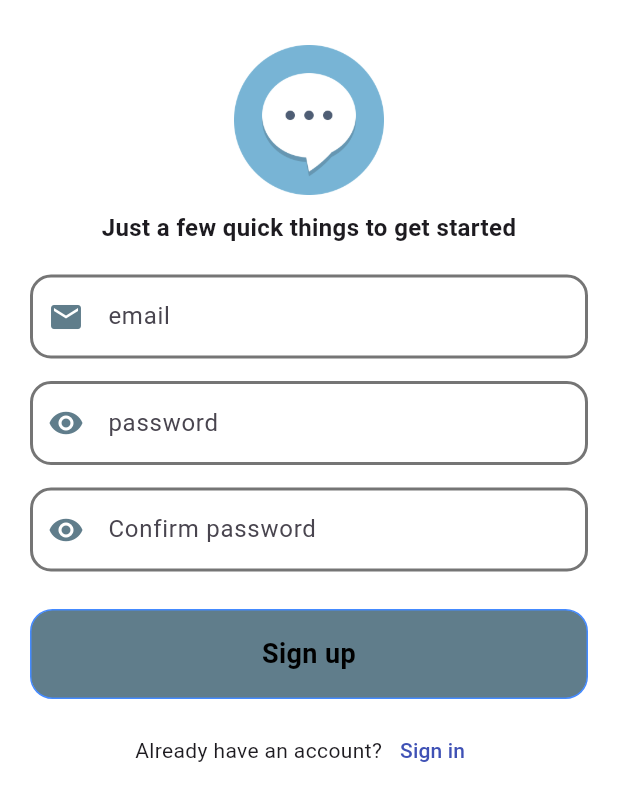
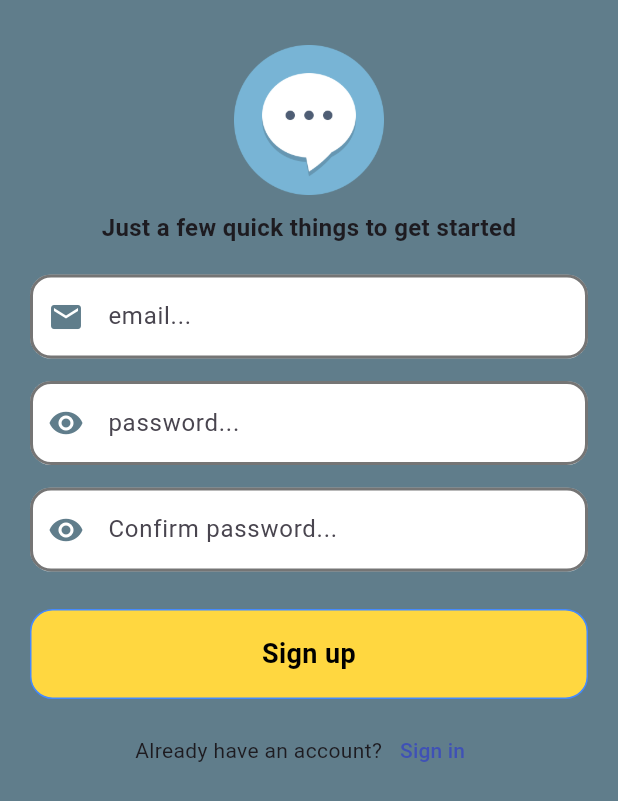
Before and after one commit to alazad214/chatapp, a Flutter app: the screen it shows after launch, on a phone screen of 412 x 824 dp. Shown: the top 801 px of the screen. Run offline on Flutter 3.47's test engine with Material 3 defaults, Android fonts, the phone set to English and light mode, and no system bars; our stand-ins replace cloud_firestore, firebase_auth, firebase_core, get, lottie; accounts and stored records are empty.

Commit message:
modified file added and this project done

```diff
--- a/lib/auth/signup_screen.dart
+++ b/lib/auth/signup_screen.dart
@@ -14,7 +14,7 @@ class SignUp_Screen extends StatelessWidget {
   @override
   Widget build(BuildContext context) {
     return Scaffold(
-      backgroundColor: Colors.white54,
+      backgroundColor: Colors.blueGrey,
       body: SafeArea(
         child: SingleChildScrollView(
           child: Padding(
@@ -41,7 +41,7 @@ class SignUp_Screen extends StatelessWidget {
                   const SizedBox(height: 20),
                   //Textfield--->>
                   Custom_textField(
-                    hinttext: "email",
+                    hinttext: "email...",
                     prefixicon: Icons.email,
                     onchanged: (email) {
                       controller.email.value = email;
@@ -49,7 +49,7 @@ class SignUp_Screen extends StatelessWidget {
                   ),
                   const SizedBox(height: 15),
                   Custom_textField(
-                    hinttext: "password",
+                    hinttext: "password...",
                     prefixicon: Icons.remove_red_eye,
                     obscuretext: true,
                     onchanged: (password) {
@@ -58,7 +58,7 @@ class SignUp_Screen extends StatelessWidget {
                   ),
                   const SizedBox(height: 15),
                   Custom_textField(
-                    hinttext: "Confirm password",
+                    hinttext: "Confirm password...",
                     prefixicon: Icons.remove_red_eye,
                     obscuretext: true,
                     onchanged: (password) {
@@ -69,7 +69,7 @@ class SignUp_Screen extends StatelessWidget {
                   //Sign up Button--->>
                   Custom_Button(
                     text: "Sign up",
-                    color: Colors.blueGrey,
+                    color: Colors.amberAccent,
                     ontap: () {
                       controller.SignUp();
                     },
--- a/lib/screens/splash_screen.dart
+++ b/lib/screens/splash_screen.dart
@@ -22,7 +22,7 @@ class _Splash_ScreenState extends State<Splash_Screen> {
       if (user == null) {
         Get.off(SignUp_Screen());
       } else {
-        Get.offAll( Message_Screen());
+        Get.offAll(Message_Screen());
       }
     });
     super.initState();
--- a/lib/widgets/custom_drawer.dart
+++ b/lib/widgets/custom_drawer.dart
@@ -15,7 +15,7 @@ class Custom_Drawer extends StatelessWidget {
   @override
   Widget build(BuildContext context) {
     return Drawer(
-      backgroundColor: Colors.blueGrey,
+      backgroundColor: Colors.blueAccent,
       child: ListView(
         children: [
           DrawerHeader(
--- a/pubspec.yaml
+++ b/pubspec.yaml
@@ -37,7 +37,6 @@ dependencies:
   cupertino_icons: ^1.0.2
 
   url_launcher: ^6.2.5
-  animated_text_kit: ^4.2.2
   lottie: ^3.1.0
   get: ^4.6.6
   firebase_core: ^2.27.0
@@ -46,9 +45,7 @@ dependencies:
   cloud_firestore: ^4.15.8
   firebase_messaging: ^14.7.19
   carousel_slider: ^4.2.1
-  uuid: ^3.0.6
   get_storage: ^2.0.3
-  fluttertoast: ^8.0.9
   image_picker: ^0.8.5+3
 
 
```
Also changed, not shown: lib/controllers/auth_controller.dart (+4 -3 lines), pubspec.lock.
